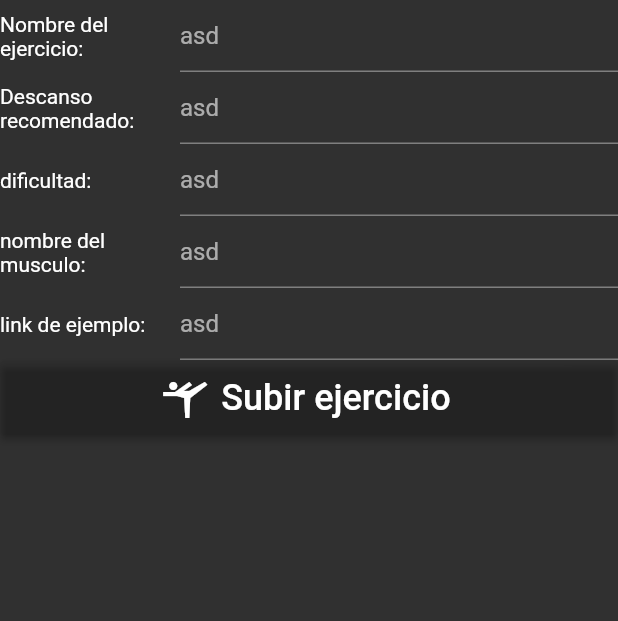
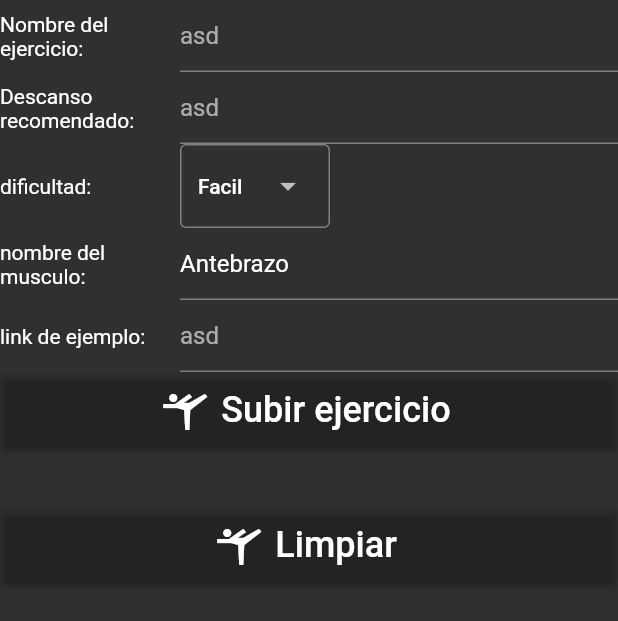
Before and after one commit to Shuy935/gym_h, a Flutter app: the EjerciciosAdd widget shown alone on an empty page, opened directly, after a tap on "Subir ejercicio", on a phone screen of 412 x 824 dp. Shown: the top 621 px of the screen. Run offline on Flutter 3.47's test engine with Material 2 defaults, Android fonts, the phone set to English and light mode, and no system bars; our stand-ins replace easy_search_bar, email_validator, firebase_auth, firebase_core, image_picker, parse_server_sdk_flutter; accounts and stored records are empty; network calls fail.

Commit message:
Archivoparameterejerciciosmamalones cambiado

```diff
--- a/lib/widget/interfaces/entrenador/ArchivoParaMeterEjerciciosMamalones.dart
+++ b/lib/widget/interfaces/entrenador/ArchivoParaMeterEjerciciosMamalones.dart
@@ -10,14 +10,13 @@ class EjerciciosAdd extends StatefulWidget {
   @override
   State<EjerciciosAdd> createState() => _EjerciciosAdd();
 }
-
+String _difucultad = "";
 class _EjerciciosAdd extends State<EjerciciosAdd> {
   final _nomEje = TextEditingController();
   final _descanso = TextEditingController();
-  final _difucultad = TextEditingController();
   final _nomMusc = TextEditingController();
   final _link = TextEditingController();
-
+  TextEditingController textController = TextEditingController(text: 'Antebrazo');
   @override
   Widget build(BuildContext context) {
     return SingleChildScrollView(
@@ -31,7 +30,6 @@ class _EjerciciosAdd extends State<EjerciciosAdd> {
             ),
             Expanded(
               child: TextFormField(
-                // se cambiará por un dropdown
                 controller: _nomEje,
                 textInputAction: TextInputAction.next,
                 decoration: const InputDecoration(hintText: 'asd'),
@@ -74,18 +72,7 @@ class _EjerciciosAdd extends State<EjerciciosAdd> {
               child: const Text('dificultad: '),
             ),
             Expanded(
-              child: TextFormField(
-                controller: _difucultad,
-                textInputAction: TextInputAction.next,
-                // se cambiará por un dropdown
-                decoration: const InputDecoration(hintText: 'asd'),
-                validator: (value) {
-                  if (value!.isEmpty) {
-                    return 'Porfavor de poner un nombre completo correcto';
-                  }
-                  return null;
-                },
-              ),
+              child: Descanso(),
             ),
           ],
         ),
@@ -97,7 +84,7 @@ class _EjerciciosAdd extends State<EjerciciosAdd> {
             ),
             Expanded(
               child: TextFormField(
-                controller: _nomMusc,
+                controller: textController,
                 textInputAction: TextInputAction.next,
                 // se cambiará por un dropdown
                 decoration: const InputDecoration(hintText: 'asd'),
@@ -144,14 +131,40 @@ class _EjerciciosAdd extends State<EjerciciosAdd> {
               style: TextStyle(fontSize: 24),
             ),
             onPressed: () async {
+              String descanso="";
+              if(_difucultad=='Facil'){
+                descanso = '45 segundos';
+              }else if(_difucultad=='Intermedio'){
+                descanso = '1 minuto';
+              }else{
+                descanso = '1 minuto y medio';
+              }
               ExerciseService exerciseService = ExerciseService(
                 nombreEjercicio: _nomEje.text,
-                descanso: _descanso.text,
-                dificuldad: _difucultad.text,
-                nombreMusculo: _nomMusc.text,
+                descanso: descanso,
+                dificuldad: _difucultad,
+                nombreMusculo: textController.text,
                 linkImagen: _link.text,
               );
               await exerciseCreate(exerciseService);
+            }
+            //recordar registrar bajo el nombre de
+            ),
+            Container(height: 40,),
+            ElevatedButton.icon(
+            style: ElevatedButton.styleFrom(
+              backgroundColor: Colors.transparent,
+              minimumSize: const Size.fromHeight(50),
+            ),
+            icon: const Icon(Icons.sports_gymnastics, size: 32),
+            label: const Text(
+              'Limpiar',
+              style: TextStyle(fontSize: 24),
+            ),
+            onPressed: () async {
+              textController.text='Pecho';
+              _nomEje.text='';
+              _link.text='';
             }
             //recordar registrar bajo el nombre de
             ),
@@ -163,8 +176,38 @@ class _EjerciciosAdd extends State<EjerciciosAdd> {
   void dispose() {
     super.dispose();
     _descanso.dispose();
-    _difucultad.dispose();
     _nomEje.dispose();
     _nomMusc.dispose();
   }
 }
+
+List<String> rep = ['Facil', 'Intermedio', 'Dificil'];
+class Descanso extends StatefulWidget {
+  const Descanso({super.key});
+
+  @override
+  State<Descanso> createState() => _DescansoState();
+}
+
+class _DescansoState extends State<Descanso> {
+  String dropdownValue = rep.first;
+
+  @override
+  Widget build(BuildContext context) {
+    return DropdownMenu<String>(
+      initialSelection: rep.first,
+      width: 100,
+      onSelected: (String? value) {
+        // This is called when the user selects an item.
+        setState(() {
+          dropdownValue = value!;
+          _difucultad = dropdownValue;
+          print(dropdownValue);
+        });
+      },
+      dropdownMenuEntries: rep.map<DropdownMenuEntry<String>>((String value) {
+        return DropdownMenuEntry<String>(value: value, label: value);
+      }).toList(),
+    );
+  }
+}
```
Also changed, not shown: 5 other files.
